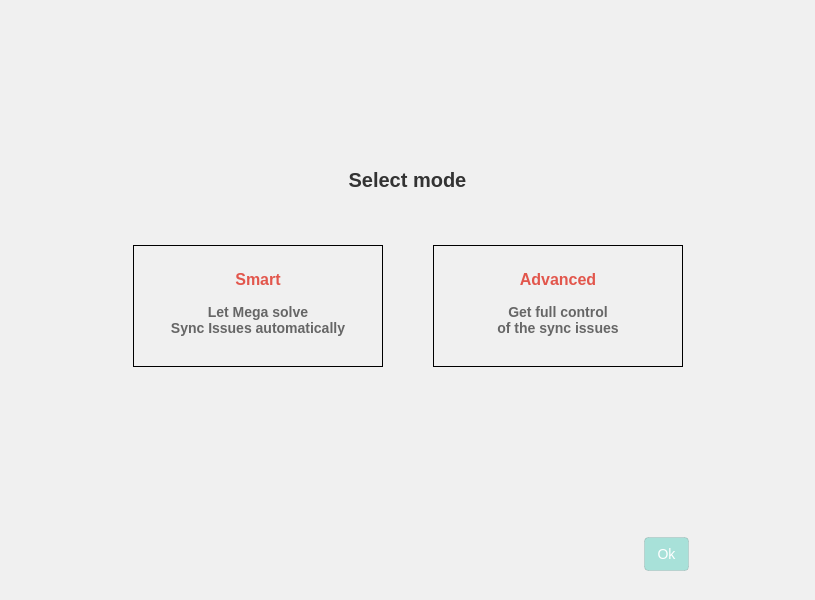
meganz/MEGAsync, file src/MEGASync/stalled_issues/gui/macx/StalledIssuesDialog.ui: the form before one commit.
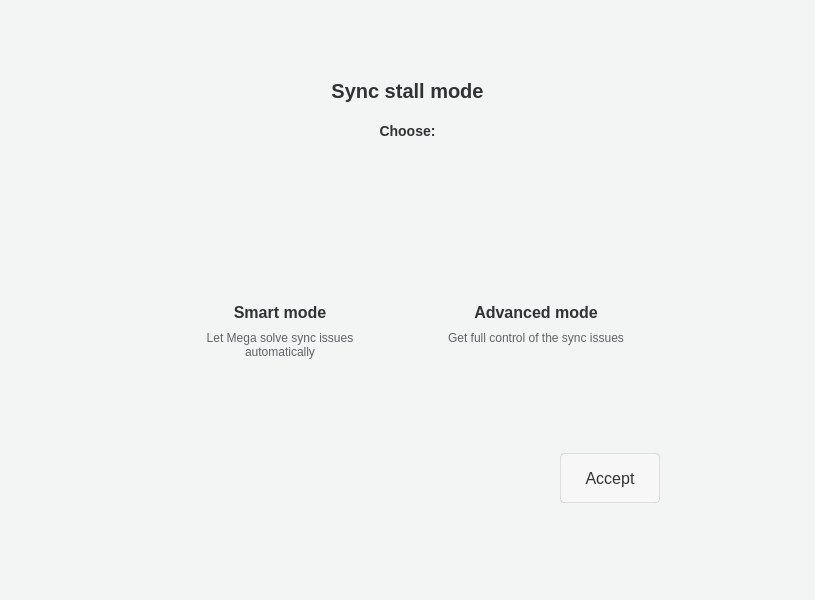
The form after the commit. The open tabs and pages were chosen to show the change. Icons and pictures are not drawn. Custom widgets are drawn as their Qt base class.

```diff
--- a/src/MEGASync/stalled_issues/gui/macx/StalledIssuesDialog.ui
+++ b/src/MEGASync/stalled_issues/gui/macx/StalledIssuesDialog.ui
@@ -111,36 +111,17 @@
      <property name="styleSheet">
       <string notr="true">#ModeSelector
 {
-background-color: #f0f0f0;
+background-color: #F3F4F4;
 }</string>
      </property>
      <property name="currentIndex">
       <number>1</number>
      </property>
      <widget class="QWidget" name="ModeSelector">
-      <property name="styleSheet">
-       <string notr="true">#ModeTitle
-{
-  font-family: &quot;Poppins&quot;;
-  font-size:20px;
-  line-height: 30px;
-  font-weight: 600;
-  color: #333333;
-}</string>
-      </property>
-      <layout class="QVBoxLayout" name="verticalLayout_5">
-       <property name="spacing">
-        <number>4</number>
-       </property>
-       <property name="leftMargin">
-        <number>6</number>
-       </property>
+      <layout class="QVBoxLayout" name="verticalLayout_11">
        <property name="topMargin">
         <number>20</number>
        </property>
-       <property name="rightMargin">
-        <number>6</number>
-       </property>
        <property name="bottomMargin">
         <number>20</number>
        </property>
@@ -152,19 +133,55 @@
          <property name="sizeHint" stdset="0">
           <size>
            <width>20</width>
-           <height>140</height>
+           <height>40</height>
           </size>
          </property>
         </spacer>
        </item>
+       <item>
+        <widget class="QWidget" name="TitleContainer" native="true">
+         <property name="styleSheet">
+          <string notr="true">#ModeTitle
+{
+  font-size:20px;
+  line-height: 30px;
+  font-weight: 600;
+  color: #303233;
+}
+
+#ModeSubTitle
+{
+  font-size:14px;
+  line-height: 20px;
+  font-weight: 600;
+  color: #303233;
+}</string>
+         </property>
+         <layout class="QVBoxLayout" name="verticalLayout_10">
+          <property name="spacing">
+           <number>20</number>
+          </property>
        <item>
         <widget class="QLabel" name="ModeTitle">
          <property name="text">
-          <string>Select mode</string>
+             <string>Sync stall mode</string>
          </property>
          <property name="alignment">
           <set>Qt::AlignCenter</set>
          </property>
+           </widget>
+          </item>
+          <item>
+           <widget class="QLabel" name="ModeSubTitle">
+            <property name="text">
+             <string>Choose:</string>
+            </property>
+            <property name="alignment">
+             <set>Qt::AlignCenter</set>
+            </property>
+           </widget>
+          </item>
+         </layout>
         </widget>
        </item>
        <item>
@@ -178,62 +195,68 @@
          <property name="sizeHint" stdset="0">
           <size>
            <width>20</width>
-           <height>40</height>
+           <height>20</height>
           </size>
          </property>
         </spacer>
        </item>
        <item>
-        <widget class="QWidget" name="Container" native="true">
+        <widget class="QWidget" name="Body" native="true">
+         <layout class="QHBoxLayout" name="horizontalLayout_6">
+          <item>
+           <spacer name="horizontalSpacer_5">
+            <property name="orientation">
+             <enum>Qt::Horizontal</enum>
+            </property>
+            <property name="sizeHint" stdset="0">
+             <size>
+              <width>40</width>
+              <height>20</height>
+             </size>
+            </property>
+           </spacer>
+          </item>
+          <item>
+           <widget class="QWidget" name="BodyConainter" native="true">
          <property name="styleSheet">
           <string notr="true">#Advance[SELECTED=true], #Smart[SELECTED=true] 
 {
-border: 2px solid #f0373a;
+border: 2px solid #04101E;
 border-radius: 6px;
 background-color: white;
 }
 
 #Advance[SELECTED=false], #Smart[SELECTED=false] 
 {
-border: 2px solid #c2c2c2;
+border: 2px solid white;
 border-radius: 6px;
-background-color: #f6f6f6;
+background-color: white;
 }</string>
          </property>
-         <layout class="QHBoxLayout" name="horizontalLayout_4">
+            <layout class="QVBoxLayout" name="verticalLayout_5">
           <property name="spacing">
            <number>50</number>
           </property>
-          <property name="leftMargin">
-           <number>75</number>
-          </property>
-          <property name="rightMargin">
-           <number>75</number>
-          </property>
           <item>
-           <spacer name="horizontalSpacer_4">
-            <property name="orientation">
-             <enum>Qt::Horizontal</enum>
-            </property>
-            <property name="sizeHint" stdset="0">
-             <size>
-              <width>40</width>
-              <height>20</height>
-             </size>
-            </property>
-           </spacer>
-          </item>
+              <widget class="QWidget" name="Container" native="true">
+               <property name="styleSheet">
+                <string notr="true"/>
+               </property>
+               <layout class="QHBoxLayout" name="horizontalLayout_4">
+                <property name="spacing">
+                 <number>8</number>
+                </property>
           <item>
            <widget class="QFrame" name="Smart">
             <property name="minimumSize">
              <size>
-              <width>250</width>
-              <height>0</height>
+                    <width>248</width>
+                    <height>184</height>
              </size>
             </property>
             <property name="maximumSize">
              <size>
-              <width>250</width>
+                    <width>248</width>
               <height>16777215</height>
              </size>
             </property>
@@ -243,57 +266,117 @@
             <property name="styleSheet">
              <string notr="true">#SmartTitle
 {
-  font-family: &quot;Poppins&quot;;
   font-size:16px;
-  line-height: 30px;
-  font-weight: 600;
-  color: #e2564c;
+  line-height: 24px;
+  font-weight: 700;
+  color: #303233;
 }
 
 #SmartDescription
 {
-  font-family: &quot;Poppins&quot;;
-  font-size:14px;
-  line-height: 30px;
-  font-weight: 600;
-  color: #666666;
+  font-size:12px;
+  line-height: 18px;
+  font-weight: 400;
+  color: #616366;
 }
 </string>
             </property>
             <property name="frameShape">
-             <enum>QFrame::Panel</enum>
+                   <enum>QFrame::NoFrame</enum>
             </property>
             <layout class="QVBoxLayout" name="verticalLayout_7">
              <property name="spacing">
-              <number>15</number>
+                    <number>4</number>
              </property>
              <property name="leftMargin">
               <number>0</number>
              </property>
+                   <property name="topMargin">
+                    <number>24</number>
+                   </property>
              <property name="rightMargin">
               <number>0</number>
              </property>
              <property name="bottomMargin">
-              <number>30</number>
-             </property>
+                    <number>24</number>
+                   </property>
+                   <item alignment="Qt::AlignHCenter">
+                    <widget class="QPushButton" name="SmartIcon">
+                     <property name="enabled">
+                      <bool>false</bool>
+                     </property>
+                     <property name="minimumSize">
+                      <size>
+                       <width>48</width>
+                       <height>48</height>
+                      </size>
+                     </property>
+                     <property name="maximumSize">
+                      <size>
+                       <width>48</width>
+                       <height>48</height>
+                      </size>
+                     </property>
+                     <property name="focusPolicy">
+                      <enum>Qt::NoFocus</enum>
+                     </property>
+                     <property name="styleSheet">
+                      <string notr="true">border: none;</string>
+                     </property>
+                     <property name="text">
+                      <string/>
+                     </property>
+                     <property name="icon">
+                      <iconset resource="../../../gui/Resources_macx.qrc">
+                       <normaloff>:/images/StalledIssues/smart-mode.png</normaloff>
+                       <disabledoff>:/images/StalledIssues/smart-mode.png</disabledoff>
+                       <disabledon>:/images/StalledIssues/smart-mode.png</disabledon>:/images/StalledIssues/smart-mode.png</iconset>
+                     </property>
+                     <property name="iconSize">
+                      <size>
+                       <width>48</width>
+                       <height>48</height>
+                      </size>
+                     </property>
+                     <property name="autoDefault">
+                      <bool>false</bool>
+                     </property>
+                     <property name="flat">
+                      <bool>false</bool>
+                     </property>
+                    </widget>
+                   </item>
              <item>
-              <widget class="QWidget" name="SmartIcon" native="true"/>
+                    <spacer name="verticalSpacer_7">
+                     <property name="orientation">
+                      <enum>Qt::Vertical</enum>
+                     </property>
+                     <property name="sizeType">
+                      <enum>QSizePolicy::Fixed</enum>
+                     </property>
+                     <property name="sizeHint" stdset="0">
+                      <size>
+                       <width>20</width>
+                       <height>20</height>
+                      </size>
+                     </property>
+                    </spacer>
              </item>
              <item>
               <widget class="QLabel" name="SmartTitle">
                <property name="text">
-                <string>Smart</string>
+                      <string>Smart mode</string>
                </property>
                <property name="alignment">
                 <set>Qt::AlignCenter</set>
                </property>
               </widget>
              </item>
-             <item>
+                   <item alignment="Qt::AlignTop">
               <widget class="QLabel" name="SmartDescription">
                <property name="text">
-                <string>Let Mega solve
-Sync Issues automatically</string>
+                      <string>Let Mega solve sync issues
+automatically</string>
                </property>
                <property name="alignment">
                 <set>Qt::AlignCenter</set>
@@ -307,13 +390,13 @@
            <widget class="QFrame" name="Advance">
             <property name="minimumSize">
              <size>
-              <width>250</width>
-              <height>0</height>
+                    <width>248</width>
+                    <height>184</height>
              </size>
             </property>
             <property name="maximumSize">
              <size>
-              <width>250</width>
+                    <width>248</width>
               <height>16777215</height>
              </size>
             </property>
@@ -323,57 +406,115 @@
             <property name="styleSheet">
              <string notr="true">#AdvanceTitle
 {
-  font-family: &quot;Poppins&quot;;
   font-size:16px;
-  line-height: 30px;
-  font-weight: 600;
-  color: #e2564c;
+  line-height: 24px;
+  font-weight: 700;
+  color: #303233;
 }
 
 #AdvanceDescription
 {
-  font-family: &quot;Poppins&quot;;
-  font-size:14px;
-  line-height: 30px;
-  font-weight: 600;
-  color: #666666;
-}
-</string>
+  font-size:12px;
+  line-height: 18px;
+  font-weight: 400;
+  color: #616366;
+}</string>
             </property>
             <property name="frameShape">
-             <enum>QFrame::Panel</enum>
+                   <enum>QFrame::NoFrame</enum>
             </property>
             <layout class="QVBoxLayout" name="verticalLayout_6">
              <property name="spacing">
-              <number>15</number>
+                    <number>4</number>
              </property>
              <property name="leftMargin">
               <number>0</number>
              </property>
+                   <property name="topMargin">
+                    <number>24</number>
+                   </property>
              <property name="rightMargin">
               <number>0</number>
              </property>
              <property name="bottomMargin">
-              <number>30</number>
-             </property>
+                    <number>24</number>
+                   </property>
+                   <item alignment="Qt::AlignHCenter">
+                    <widget class="QPushButton" name="AdvanceIcon">
+                     <property name="enabled">
+                      <bool>false</bool>
+                     </property>
+                     <property name="minimumSize">
+                      <size>
+                       <width>48</width>
+                       <height>48</height>
+                      </size>
+                     </property>
+                     <property name="maximumSize">
+                      <size>
+                       <width>48</width>
+                       <height>48</height>
+                      </size>
+                     </property>
+                     <property name="focusPolicy">
+                      <enum>Qt::NoFocus</enum>
+                     </property>
+                     <property name="styleSheet">
+                      <string notr="true">border: none;</string>
+                     </property>
+                     <property name="text">
+                      <string/>
+                     </property>
+                     <property name="icon">
+                      <iconset resource="../../../gui/Resources_macx.qrc">
+                       <normaloff>:/images/StalledIssues/advanced-mode.png</normaloff>
+                       <disabledoff>:/images/StalledIssues/advanced-mode.png</disabledoff>
+                       <disabledon>:/images/StalledIssues/advanced-mode.png</disabledon>:/images/StalledIssues/advanced-mode.png</iconset>
+                     </property>
+                     <property name="iconSize">
+                      <size>
+                       <width>48</width>
+                       <height>48</height>
+                      </size>
+                     </property>
+                     <property name="autoDefault">
+                      <bool>false</bool>
+                     </property>
+                     <property name="flat">
+                      <bool>false</bool>
+                     </property>
+                    </widget>
+                   </item>
              <item>
-              <widget class="QWidget" name="AdvanceIcon" native="true"/>
+                    <spacer name="verticalSpacer_6">
+                     <property name="orientation">
+                      <enum>Qt::Vertical</enum>
+                     </property>
+                     <property name="sizeType">
+                      <enum>QSizePolicy::Fixed</enum>
+                     </property>
+                     <property name="sizeHint" stdset="0">
+                      <size>
+                       <width>20</width>
+                       <height>20</height>
+                      </size>
+                     </property>
+                    </spacer>
              </item>
              <item>
               <widget class="QLabel" name="AdvanceTitle">
                <property name="text">
-                <string>Advanced</string>
+                      <string>Advanced mode</string>
                </property>
                <property name="alignment">
                 <set>Qt::AlignCenter</set>
                </property>
               </widget>
              </item>
-             <item>
+                   <item alignment="Qt::AlignTop">
               <widget class="QLabel" name="AdvanceDescription">
                <property name="text">
-                <string>Get full control
-of the sync issues</string>
+                      <string>Get full control of the sync issues</string>
                </property>
                <property name="alignment">
                 <set>Qt::AlignCenter</set>
@@ -383,8 +524,14 @@
             </layout>
            </widget>
           </item>
+               </layout>
+              </widget>
+             </item>
           <item>
-           <spacer name="horizontalSpacer_5">
+              <widget class="QWidget" name="ButtonsContainer" native="true">
+               <layout class="QHBoxLayout" name="horizontalLayout_5">
+                <item>
+                 <spacer name="horizontalSpacer_4">
             <property name="orientation">
              <enum>Qt::Horizontal</enum>
             </property>
@@ -396,29 +543,7 @@
             </property>
            </spacer>
           </item>
-         </layout>
-        </widget>
-       </item>
        <item>
-        <spacer name="verticalSpacer">
-         <property name="orientation">
-          <enum>Qt::Vertical</enum>
-         </property>
-         <property name="sizeHint" stdset="0">
-          <size>
-           <width>20</width>
-           <height>141</height>
-          </size>
-         </property>
-        </spacer>
-       </item>
-       <item>
-        <widget class="QWidget" name="ButtonContainer" native="true">
-         <layout class="QVBoxLayout" name="verticalLayout_8">
-          <property name="rightMargin">
-           <number>120</number>
-          </property>
-          <item alignment="Qt::AlignRight">
            <widget class="QPushButton" name="SelectButton">
             <property name="enabled">
              <bool>false</bool>
@@ -432,7 +557,7 @@
             <property name="minimumSize">
              <size>
               <width>0</width>
-              <height>34</height>
+                    <height>50</height>
              </size>
             </property>
             <property name="cursor">
@@ -441,21 +566,22 @@
             <property name="styleSheet">
              <string notr="true">QPushButton
 {
-min-height:32px;
-padding-left:12px;
-padding-right:12px;
-font-size:14px;
+min-height:48px;
+padding-left:24px;
+padding-right:24px;
+font-size:16px;
 font-weight: 400;
+line-height: 24px;
 border-radius:4px;
-background:#00BFA5;
+background:#FAFAFA;
 border: 1px solid rgba(0, 0, 0, 0.1);
-color:#FFFFFF;
+color:#333333;
 }
 
 QPushButton:disabled
 {
-background: rgba(0, 191, 165, 0.3);
-color:#FFFFFF;
+background: rgba(255, 255, 255, 0.3);
+color:#333333;
 }
 
 QPushButton:hover
@@ -465,12 +591,44 @@
 }</string>
             </property>
             <property name="text">
-             <string>Ok</string>
+                   <string>Accept</string>
             </property>
            </widget>
           </item>
          </layout>
         </widget>
+             </item>
+            </layout>
+           </widget>
+          </item>
+          <item>
+           <spacer name="horizontalSpacer_6">
+            <property name="orientation">
+             <enum>Qt::Horizontal</enum>
+            </property>
+            <property name="sizeHint" stdset="0">
+             <size>
+              <width>40</width>
+              <height>20</height>
+             </size>
+            </property>
+           </spacer>
+          </item>
+         </layout>
+        </widget>
+       </item>
+       <item>
+        <spacer name="verticalSpacer">
+         <property name="orientation">
+          <enum>Qt::Vertical</enum>
+         </property>
+         <property name="sizeHint" stdset="0">
+          <size>
+           <width>20</width>
+           <height>40</height>
+          </size>
+         </property>
+        </spacer>
        </item>
       </layout>
      </widget>
```
Left out of the diff: 25 changed lines with no effect on the pictures. Lines whose indentation alone changed are shown as unchanged.
